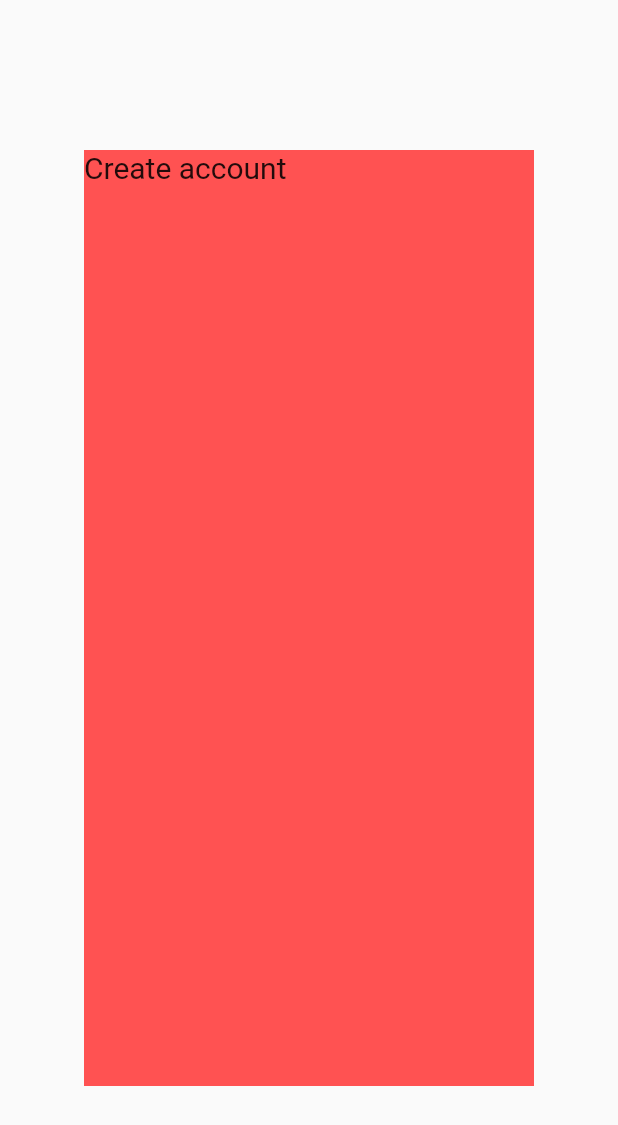
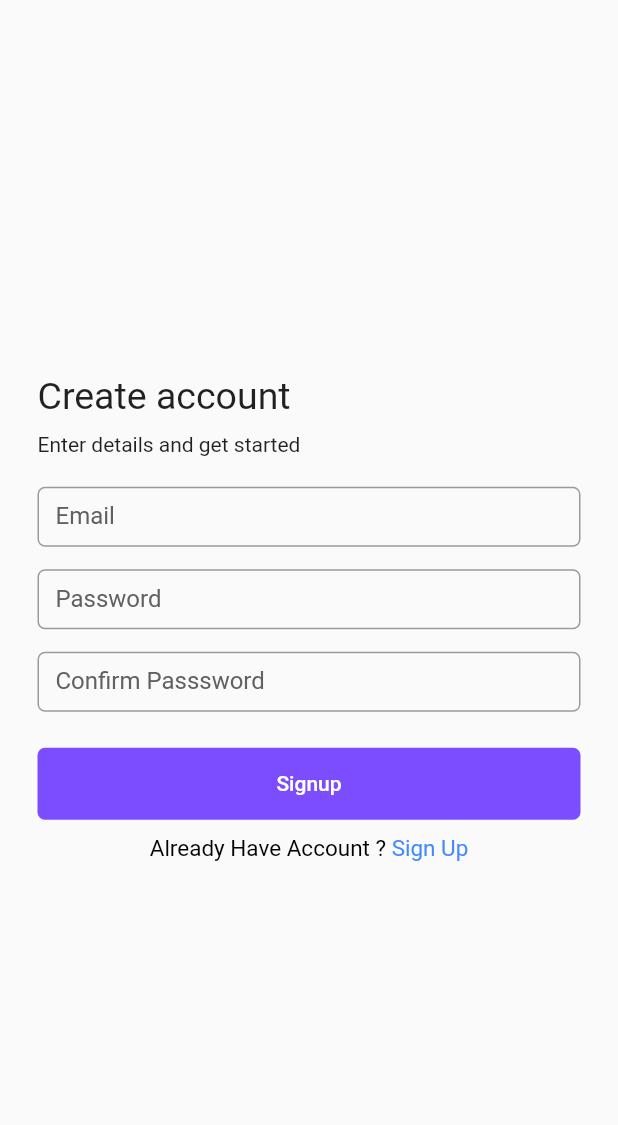
Before and after one commit to Vikank/quizz, a Flutter app: the screen it shows after launch, on a phone screen of 412 x 824 dp. Shown: the top 1125 px of the screen. Run offline on Flutter 3.47's test engine with Material 2 defaults, Android fonts, the phone set to English and light mode, and no system bars; our stand-ins replace get.

Commit message:
change the UI of signup page.....

```diff
--- a/lib/screens/sign_up.dart
+++ b/lib/screens/sign_up.dart
@@ -1,28 +1,136 @@
+import 'package:flutter/animation.dart';
+import 'package:flutter/gestures.dart';
 import 'package:flutter/material.dart';
+import 'package:flutter/rendering.dart';
 
 class SignUp extends StatelessWidget {
   const SignUp({Key? key}) : super(key: key);
 
+  get onPressed => null;
+
   @override
   Widget build(BuildContext context) {
-    return
-      Scaffold(
+    return Scaffold(
       body: SafeArea(
-            child:Center(
           child: Container(
-                  margin: EdgeInsets.fromLTRB(0, 100, 0, 100),
-                  color: Colors.redAccent,
-                  width: 300.0,
+              padding: EdgeInsets.all(25),
+              width: double.infinity,
+              // color: Colors.redAccent,
               child: Column(
+                mainAxisAlignment: MainAxisAlignment.center,
                 crossAxisAlignment: CrossAxisAlignment.start,
                 children: [
-                      Text('Create account',
-                        style: TextStyle(fontSize: 20),)
-                    ],
+                  Text('Create account', style: TextStyle(fontSize: 25)),
+                  SizedBox(
+                    height: 10,
+                  ),
+                  Text('Enter details and get started'),
+                  SizedBox(height: 20),
+                  Container(
+                    width: double.infinity,
+                    height: 40,
+                    child: TextFormField(
+                      decoration: InputDecoration(
+                        labelText: 'Email',
+                        labelStyle: TextStyle(color: Colors.grey[700]),
+                        fillColor: Colors.white,
+                        border: OutlineInputBorder(
+                          borderRadius: BorderRadius.circular(5.0),
+                          borderSide: BorderSide(
+                            color: Colors.purple,
+                          ),
+                        ),
+                        focusedBorder: OutlineInputBorder(
+                          borderRadius: BorderRadius.circular(5.0),
+                          borderSide: BorderSide(
+                            color: Colors.purple,
+                          ),
+                        ),
+                      ),
+                    ),
+                  ),
+                  SizedBox(
+                    height: 15,
+                  ),
+                  Container(
+                    width: double.infinity,
+                    height: 40,
+                    child: TextFormField(
+                      decoration: InputDecoration(
+                          labelText: 'Password',
+                          labelStyle: TextStyle(color: Colors.grey[700]),
+                          fillColor: Colors.white,
+                          border: OutlineInputBorder(
+                              borderRadius: BorderRadius.circular(5.0),
+                              borderSide: BorderSide(
+                                color: Colors.purple,
+                              )),
+                          focusedBorder: OutlineInputBorder(
+                              borderRadius: BorderRadius.circular(5.0),
+                              borderSide: BorderSide(
+                                color: Colors.purple,
+                              ))),
+                    ),
+                  ),
+                  SizedBox(
+                    height: 15,
+                  ),
+                  Container(
+                    width: double.infinity,
+                    height: 40,
+                    child: TextFormField(
+                      decoration: InputDecoration(
+                        labelText: 'Confirm Passsword',
+                        labelStyle: TextStyle(color: Colors.grey[700]),
+                        fillColor: Colors.white,
+                        border: OutlineInputBorder(
+                          borderRadius: BorderRadius.circular(5.0),
+                          borderSide: BorderSide(color: Colors.purple),
+                        ),
+                        focusedBorder: OutlineInputBorder(
+                          borderRadius: BorderRadius.circular(5.0),
+                          borderSide: BorderSide(
+                            color: Colors.purple,
+                          )
                         )
                       ),
-            )
                     ),
+                  ),
+                  SizedBox(
+                    height: 24,
+                  ),
+                  Container(
+                    decoration: BoxDecoration(
+                      borderRadius: BorderRadius.circular(5),
+                      color: Colors.deepPurpleAccent,
+                    ),
+                    width: double.infinity,
+                    child: TextButton(
+                      onPressed: onPressed,
+                      child: Text(
+                        'Signup',
+                        style: TextStyle(color: Colors.white),
+                      ),
+                    ),
+                  ),
+                  SizedBox(
+                    height: 10,
+                  ),
+                  Center(
+                      child: RichText(
+                          text: TextSpan(
+                              text: 'Already Have Account ? ',
+                              style:
+                                  TextStyle(color: Colors.black, fontSize: 15),
+                              children: [
+                        TextSpan(
+                            text: 'Sign Up',
+                            style: TextStyle(
+                                color: Colors.blueAccent, fontSize: 15),
+                            recognizer: TapGestureRecognizer()..onTap = () {})
+                      ])))
+                ],
+              ))),
     );
   }
 }
```
Lines whose indentation alone changed are shown as unchanged.
